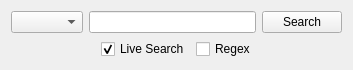
Qt form QT_Project/Forms/SearchBarWidget.ui (Dingola/Qt-LogViewer) before a commit.
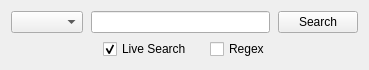
The same form after that commit.

```diff
--- a/QT_Project/Forms/SearchBarWidget.ui
+++ b/QT_Project/Forms/SearchBarWidget.ui
@@ -14,11 +14,17 @@
    <string>SearchBarWidget</string>
   </property>
   <layout class="QGridLayout" name="gridLayout">
+   <property name="horizontalSpacing">
+    <number>8</number>
+   </property>
    <item row="0" column="0">
     <widget class="QComboBox" name="comboBoxSearchArea"/>
    </item>
    <item row="1" column="1">
     <layout class="QHBoxLayout" name="horizontalLayout">
+     <property name="spacing">
+      <number>18</number>
+     </property>
      <property name="leftMargin">
       <number>12</number>
      </property>
```
